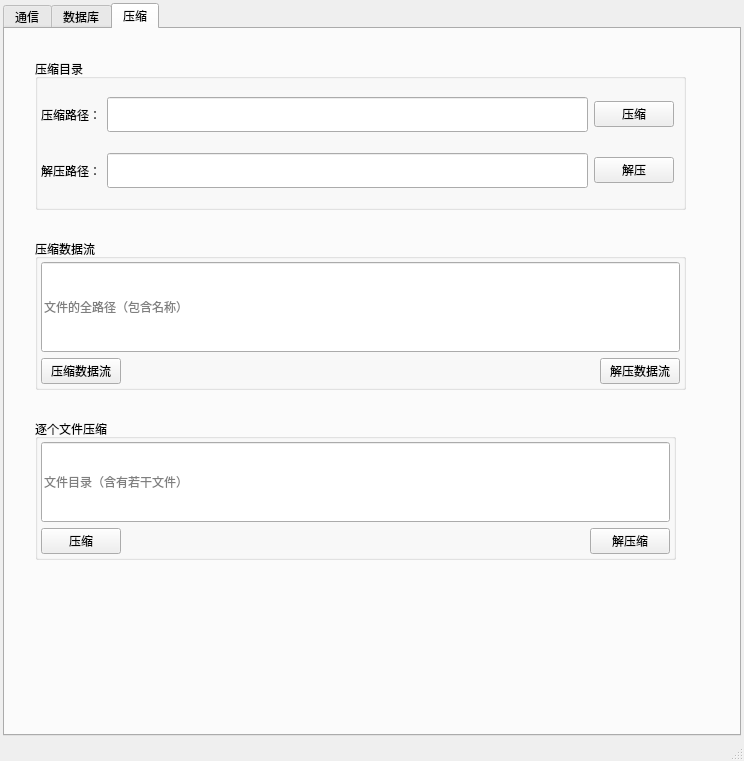
Before: the Qt Designer form src/ProjectGlory/ui/mainwindow.ui in cxy510/VscodeQt, drawn with Qt 5.
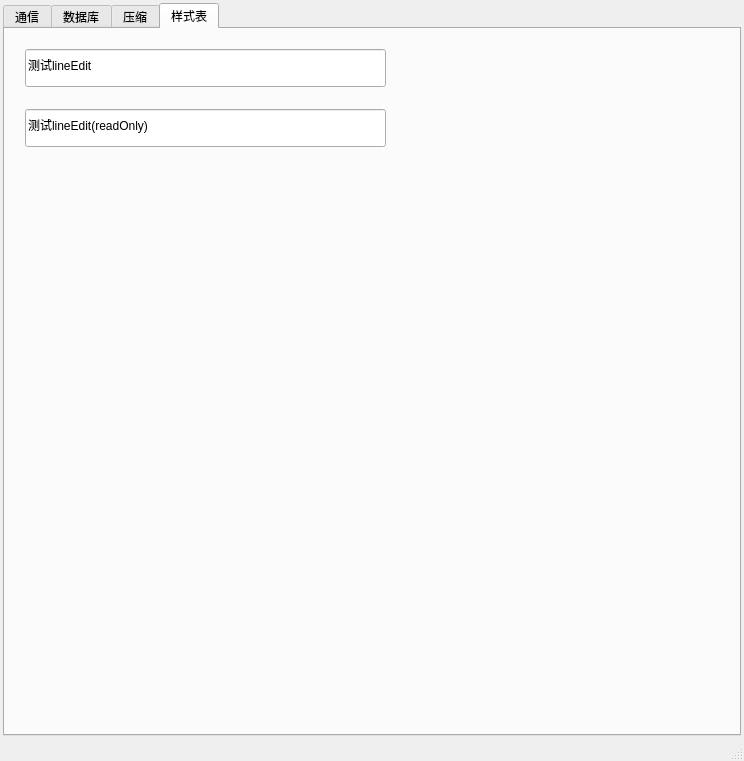
After: the same form once the commit is applied.

Commit message: 增加样式表文件，增加样式表界面

What changed in the file:
```diff
--- a/src/ProjectGlory/ui/mainwindow.ui
+++ b/src/ProjectGlory/ui/mainwindow.ui
@@ -30,7 +30,10 @@
     <item row="0" column="0">
      <widget class="QTabWidget" name="tabWidget">
       <property name="currentIndex">
-       <number>2</number>
+       <number>3</number>
+      </property>
+      <property name="tabBarAutoHide">
+       <bool>false</bool>
       </property>
       <widget class="QWidget" name="tab">
        <attribute name="title">
@@ -557,6 +560,56 @@
           </layout>
          </item>
         </layout>
+       </widget>
+       <widget class="QToolButton" name="toolButton">
+        <property name="geometry">
+         <rect>
+          <x>250</x>
+          <y>550</y>
+          <width>111</width>
+          <height>101</height>
+         </rect>
+        </property>
+        <property name="text">
+         <string>...</string>
+        </property>
+        <property name="popupMode">
+         <enum>QToolButton::DelayedPopup</enum>
+        </property>
+       </widget>
+      </widget>
+      <widget class="QWidget" name="">
+       <attribute name="title">
+        <string>样式表</string>
+       </attribute>
+       <widget class="QLineEdit" name="lineEdit">
+        <property name="geometry">
+         <rect>
+          <x>20</x>
+          <y>20</y>
+          <width>361</width>
+          <height>38</height>
+         </rect>
+        </property>
+        <property name="text">
+         <string>测试lineEdit</string>
+        </property>
+       </widget>
+       <widget class="QLineEdit" name="lineEdit_2">
+        <property name="geometry">
+         <rect>
+          <x>20</x>
+          <y>80</y>
+          <width>361</width>
+          <height>38</height>
+         </rect>
+        </property>
+        <property name="text">
+         <string>测试lineEdit(readOnly)</string>
+        </property>
+        <property name="readOnly">
+         <bool>true</bool>
+        </property>
        </widget>
       </widget>
      </widget>
```
Left out of the diff: 21 changed lines with no effect on the pictures. The commit also changes 3 other files.
